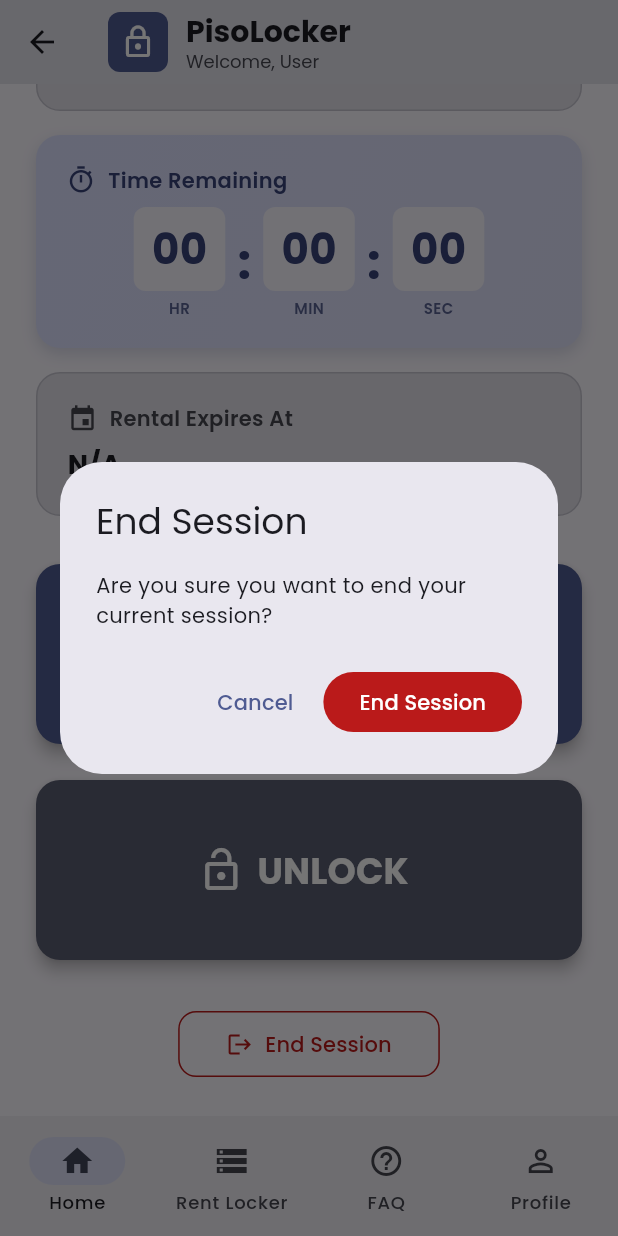
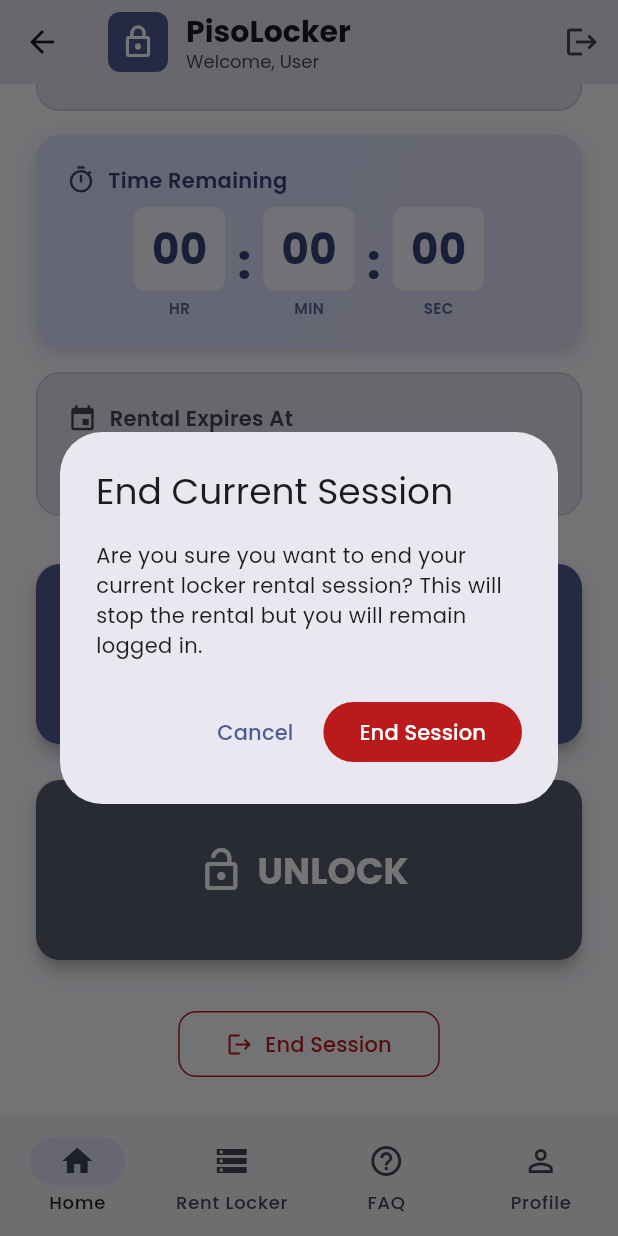
Before and after one commit to rexjericho/PisoLocker, a Flutter app: the HomeScreen screen opened by its route, scrolled down 440 dp, after a tap on "End Session", on a phone screen of 412 x 824 dp. Run offline on Flutter 3.47's test engine with Material 3 defaults, Android fonts, the phone set to English and light mode, and no system bars; our stand-ins replace google_fonts.

Commit message:
update branch

```diff
--- a/pisolocker/lib/screens/home_screen.dart
+++ b/pisolocker/lib/screens/home_screen.dart
@@ -268,6 +268,15 @@ class _HomeScreenState extends State<HomeScreen> with TickerProviderStateMixin {
         ),
         centerTitle: false,
         elevation: 0,
+        actions: [
+          IconButton(
+            icon: const Icon(Icons.logout),
+            tooltip: 'Sign Out',
+            onPressed: () {
+              _showSignOutDialog(context);
+            },
+          ),
+        ],
       ),
       body: SingleChildScrollView(
         child: Padding(
@@ -912,8 +921,46 @@ class _HomeScreenState extends State<HomeScreen> with TickerProviderStateMixin {
       context: context,
       builder: (BuildContext context) {
         return AlertDialog(
-          title: const Text('End Session'),
-          content: const Text('Are you sure you want to end your current session?'),
+          title: const Text('End Current Session'),
+          content: const Text('Are you sure you want to end your current locker rental session? This will stop the rental but you will remain logged in.'),
+          actions: [
+            TextButton(
+              onPressed: () {
+                Navigator.of(context).pop();
+              },
+              child: const Text('Cancel'),
+            ),
+            FilledButton(
+              onPressed: () {
+                Navigator.of(context).pop();
+                // End the current session by navigating to home without locker data
+                Navigator.of(context).pushReplacement(
+                  MaterialPageRoute(
+                    builder: (context) => const HomeScreen(
+                      hasRentedLocker: false,
+                    ),
+                  ),
+                );
+              },
+              style: FilledButton.styleFrom(
+                backgroundColor: Theme.of(context).colorScheme.error,
+                foregroundColor: Theme.of(context).colorScheme.onError,
+              ),
+              child: const Text('End Session'),
+            ),
+          ],
+        );
+      },
+    );
+  }
+
+  void _showSignOutDialog(BuildContext context) {
+    showDialog(
+      context: context,
+      builder: (BuildContext context) {
+        return AlertDialog(
+          title: const Text('Sign Out'),
+          content: const Text('Are you sure you want to sign out?'),
           actions: [
             TextButton(
               onPressed: () {
@@ -930,7 +977,7 @@ class _HomeScreenState extends State<HomeScreen> with TickerProviderStateMixin {
                 backgroundColor: Theme.of(context).colorScheme.error,
                 foregroundColor: Theme.of(context).colorScheme.onError,
               ),
-              child: const Text('End Session'),
+              child: const Text('Sign Out'),
             ),
           ],
         );
```
Also changed, not shown: 1 other file.
